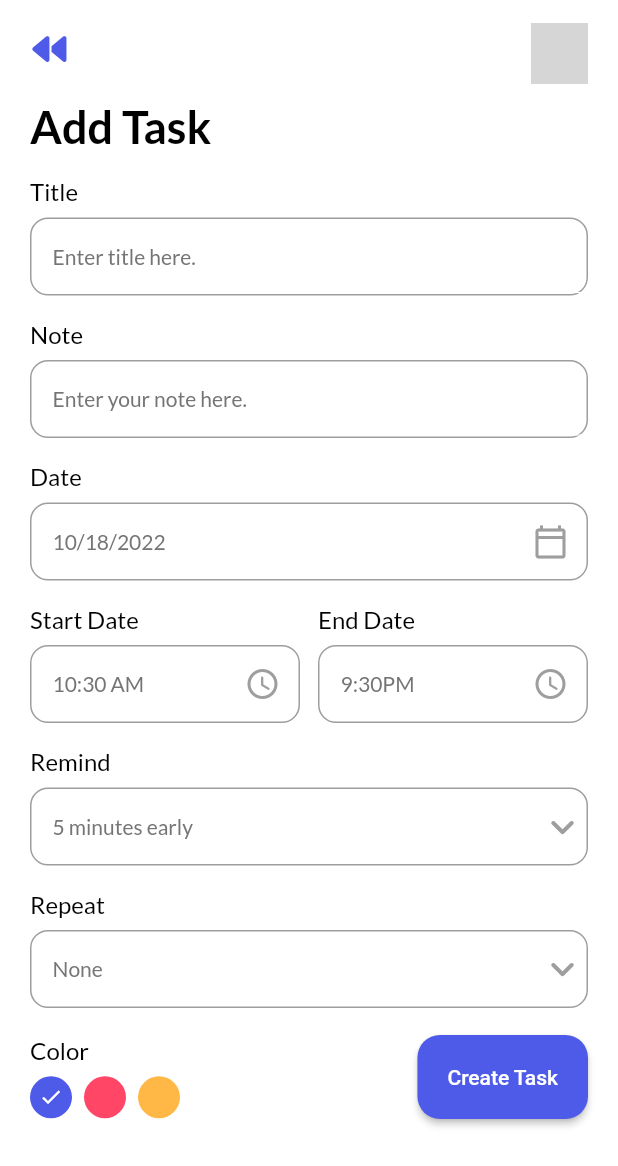
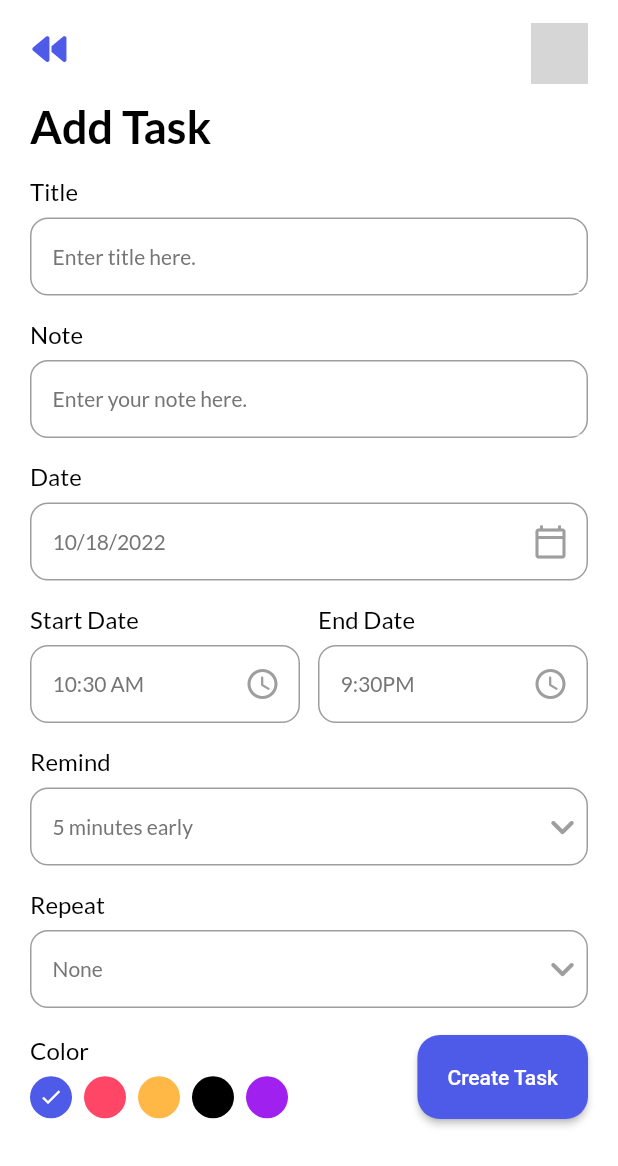
Before and after one commit to JideijeEmeka/my_todo_app, a Flutter app: the AddTask screen opened directly, on a phone screen of 412 x 824 dp. Shown: the top 1166 px of the screen. Run offline on Flutter 3.47's test engine with Material 2 defaults, Android fonts, the phone set to English and light mode, and no system bars; our stand-ins replace date_picker_timeline, flutter_local_notifications, flutter_native_timezone, flutter_staggered_animations, font_awesome_flutter, get and 5 more; accounts and stored records are empty; network calls fail; grey boxes are pictures that could not be loaded.

```diff
--- a/lib/UI/add_task_page.dart
+++ b/lib/UI/add_task_page.dart
@@ -134,7 +134,7 @@ class _AddTaskState extends State<AddTask> {
           repeat: _selectedRepeat
       )
     );
-    debugPrint('My id is: $value');
+    debugPrint('A new task added: $value');
   }
 
   @override
@@ -257,7 +257,7 @@ class _AddTaskState extends State<AddTask> {
         Text('Color', style: titleStyle,),
         const SizedBox(height: 8,),
         Wrap(
-          children: List<Widget>.generate(3, (index) {
+          children: List<Widget>.generate(5, (index) {
             return GestureDetector(
               onTap: () {
                 setState(() {
@@ -271,7 +271,9 @@ class _AddTaskState extends State<AddTask> {
                   radius: 14,
                   backgroundColor: index == 0 ? primaryColor
                       : index == 1 ? pinkishColor
-                      : yellowishColor,
+                      : index == 2 ? yellowishColor
+                      : index == 3 ? blackColor
+                      : purpleColor,
                   child: _selectedColor == index ? const Icon(Icons.done, size: 16,
                     color: whiteColor,) : Container(),
                 ),
--- a/lib/widgets/home_page_app_bar.dart
+++ b/lib/widgets/home_page_app_bar.dart
@@ -39,7 +39,7 @@ PreferredSizeWidget homePageAppBar(BuildContext context) {
       Padding(
         padding: const EdgeInsets.only(right: 20, top: 15),
         child: InkWell(
-          onTap: () => Get.to(const NotifiedPage(label: 'label')),
+          onTap: () => Get.to(() => const NotifiedPage(label: 'label')),
           child: const CircleAvatar(
             radius: 19,
             backgroundColor: bluishColor,
--- a/pubspec.yaml
+++ b/pubspec.yaml
@@ -36,10 +36,8 @@ flutter:
 
   # assets:
   #   - images/a_dot_burr.jpeg
-  #   - images/a_dot_ham.jpeg
 
   # fonts:
   #   - family: Schyler
   #     fonts:
   #       - asset: fonts/Schyler-Regular.ttf
-  #       - asset: fonts/Schyler-Italic.ttf
```
Also changed, not shown: lib/UI/home_page.dart (+7 -2 lines).
